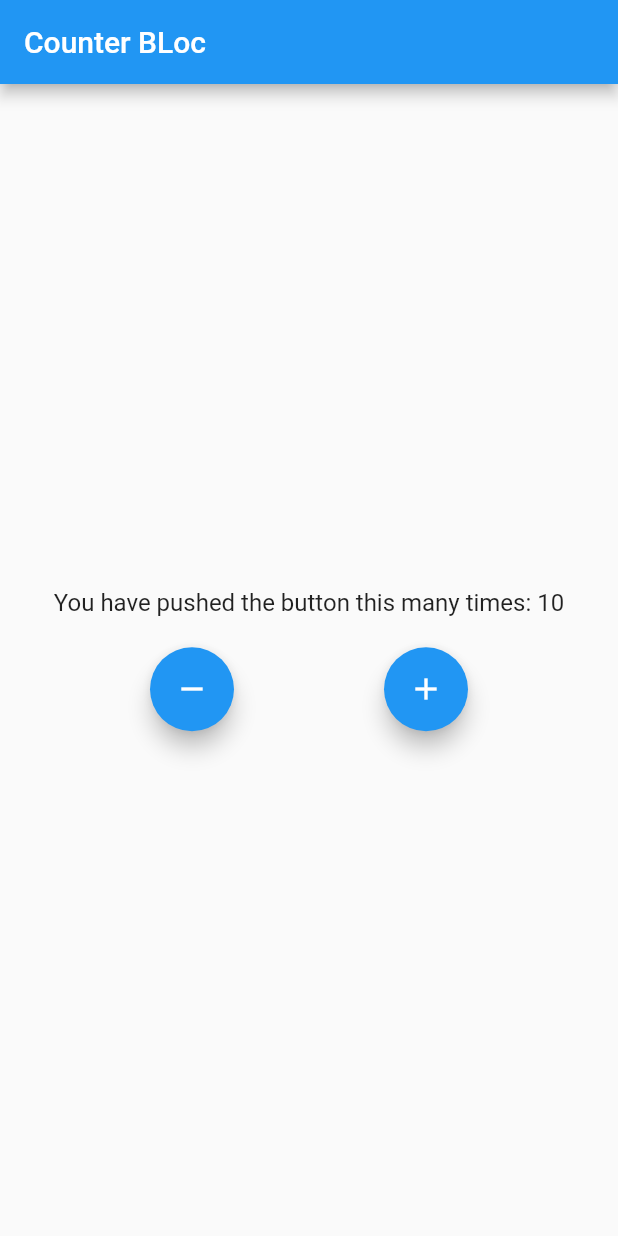
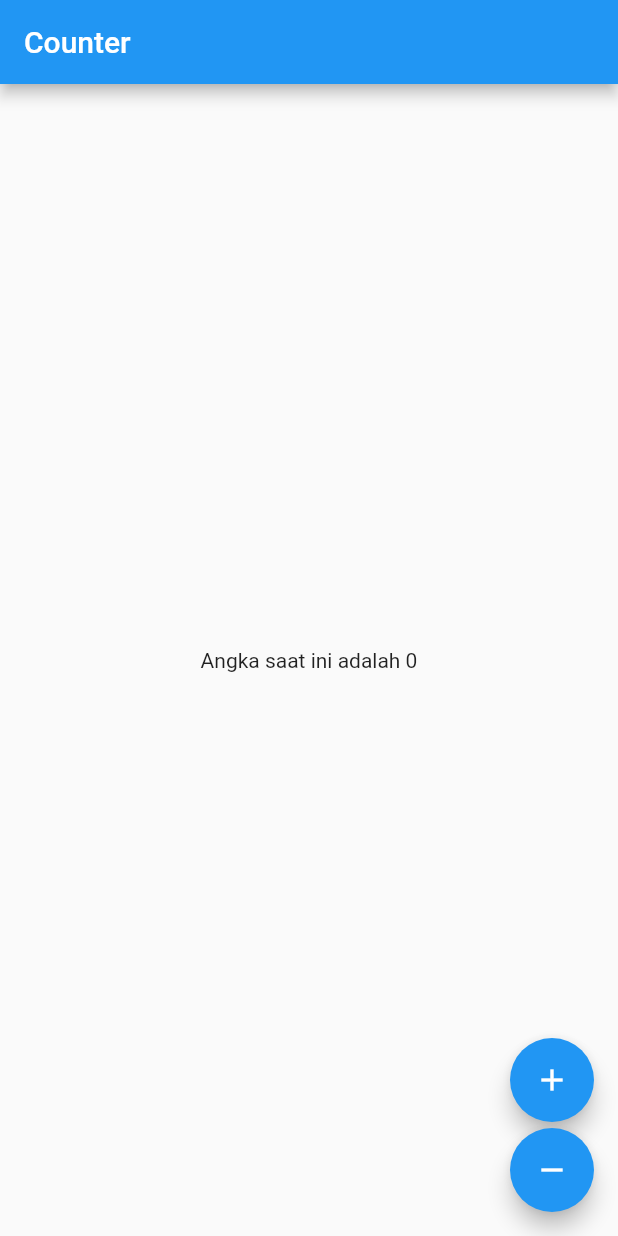
Before and after one commit to zeph1re/BlocPatternFlutter, a Flutter app: the screen it shows after launch, on a phone screen of 412 x 824 dp. Run offline on Flutter 3.47's test engine with Material 2 defaults, Android fonts, the phone set to English and light mode, and no system bars; our stand-ins replace flutter_bloc.

Commit message:
counter cubit

```diff
--- a/lib/main.dart
+++ b/lib/main.dart
@@ -1,6 +1,6 @@
 import 'package:flutter/material.dart';
 import 'package:flutter_bloc/flutter_bloc.dart';
-import 'package:flutter_bloc_pattern/provider/counter.dart';
+import 'package:flutter_bloc_pattern/provider/counter_cubit.dart';
 
 // Bloc Provider
 
@@ -15,7 +15,7 @@ class MyApp extends StatelessWidget {
   Widget build(BuildContext context) {
     return MaterialApp(
         home: BlocProvider(
-      create: (context) => CounterBloc(),
+      create: (context) => CounterCubit(),
       child: const HomePage(),
     ));
   }
@@ -32,58 +32,26 @@ class _HomePageState extends State<HomePage> {
   @override
   Widget build(BuildContext context) {
     print("build");
-    // var bloc = BlocProvider.of<CounterBloc>(context, listen : true);
-    // listen digunakan untuk memantau jika terdapat widget baru di luar HomePage
-
-    // context.read, listen = false
-    var bloc = context.read<CounterBloc>();
-
-    // context.read, listen = false
-    // var bloc = context.watch<CounterBloc>();
     return Scaffold(
-      appBar: AppBar(
-        title: const Text(
-          "Counter BLoc",
-        ),
+      appBar: AppBar(title: const Text('Counter')),
+      body: BlocBuilder<CounterCubit, int>(
+        builder: (context, count) =>
+            Center(child: Text('Angka saat ini adalah $count')),
       ),
-      body: Center(
-        child: Column(
-          mainAxisAlignment: MainAxisAlignment.center,
-          children: [
-            BlocBuilder<CounterBloc, int>(
-                bloc: bloc,
-                builder: (context, state) {
-                  print("State = $state .... Counter state : ${bloc.counter}");
-                  return Text(
-                      (state == bloc.counter)
-                          ? "You have pushed the button this many times: $state"
-                          : "You have pushed the button this many times: ${bloc.counter}",
-                      style: const TextStyle(fontSize: 16));
-                }),
-            const SizedBox(
-              height: 20,
-            ),
-            Row(
-              mainAxisAlignment: MainAxisAlignment.spaceEvenly,
-              children: [
-                FloatingActionButton(
-                  onPressed: () {
-                    bloc.add('minus');
-                  },
-                  tooltip: 'Decrement',
-                  child: const Icon(Icons.remove),
-                ),
-                FloatingActionButton(
-                  onPressed: () {
-                    bloc.add("add");
-                  },
-                  tooltip: 'Increment',
-                  child: const Icon(Icons.add),
-                )
-              ],
-            )
-          ],
-        ),
+      floatingActionButton: Column(
+        crossAxisAlignment: CrossAxisAlignment.end,
+        mainAxisAlignment: MainAxisAlignment.end,
+        children: <Widget>[
+          FloatingActionButton(
+            child: const Icon(Icons.add),
+            onPressed: () => context.read<CounterCubit>().increment(),
+          ),
+          const SizedBox(height: 4),
+          FloatingActionButton(
+            child: const Icon(Icons.remove),
+            onPressed: () => context.read<CounterCubit>().decrement(),
+          ),
+        ],
       ),
     );
   }
```
